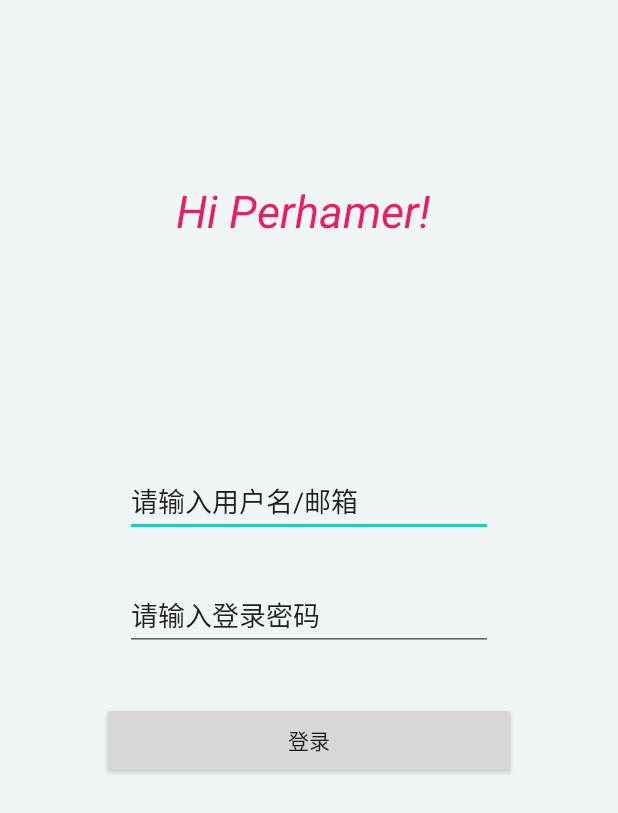
After one commit to perhamer/My_Android, an Android app: the LoginActivity screen opened directly, with no data from a screen before it, on a phone screen of 412 x 824 dp. The commit adds this screen. Shown: the top 813 px of the screen. Run offline under Robolectric (Android 15) with nearby library versions, the phone set to English and light mode, and no system bars.

Commit message:
activity跳转

```diff
--- a/app/build.gradle
+++ b/app/build.gradle
@@ -14,7 +14,7 @@ android {
         minSdkVersion 15
         targetSdkVersion 30
         versionCode 1
-        versionName "1.0"
+        versionName "1.0.0"
 
         testInstrumentationRunner "androidx.test.runner.AndroidJUnitRunner"
     }
--- a/app/src/main/AndroidManifest.xml
+++ b/app/src/main/AndroidManifest.xml
@@ -3,10 +3,10 @@
           package="com.perhamer.MyAndroid">
 
     <application
-            android:allowBackup="true"
-            android:icon="@mipmap/ic_launcher"
+            android:allowBackup="false"
+            android:icon="@mipmap/test"
             android:label="@string/app_name"
-            android:roundIcon="@mipmap/ic_launcher_round"
+            android:roundIcon="@mipmap/test"
             android:supportsRtl="true"
             android:theme="@style/AppTheme">
         <activity android:name=".MainActivity">
@@ -16,6 +16,13 @@
                 <category android:name="android.intent.category.LAUNCHER"/>
             </intent-filter>
         </activity>
+        <activity android:name=".LoginActivity">
+            <intent-filter>
+                <action android:name="android.intent.action.MAIN"/>
+
+                <category android:name="android.intent.category."/>
+            </intent-filter>
+        </activity>
     </application>
 
 </manifest>
--- /dev/null
+++ b/app/src/main/java/com/perhamer/MyAndroid/LoginActivity.java
@@ -0,0 +1,27 @@
+package com.perhamer.MyAndroid;
+
+import android.app.Activity;
+import android.os.Bundle;
+import android.text.Layout;
+import android.view.View;
+import android.widget.Button;
+import androidx.annotation.Nullable;
+
+/**
+ * @Author Perhamer
+ * @Date 2021/4/3
+ */
+public class LoginActivity extends Activity {
+
+    private final View.OnClickListener loginListener = v -> {
+
+    };
+
+    @Override
+    protected void onCreate(@Nullable Bundle savedInstanceState) {
+        super.onCreate(savedInstanceState);
+        setContentView(R.layout.activity_login);
+        findViewById(R.id.loginBtn).setOnClickListener(loginListener);
+    }
+
+}
--- a/app/src/main/java/com/perhamer/MyAndroid/MainActivity.java
+++ b/app/src/main/java/com/perhamer/MyAndroid/MainActivity.java
@@ -1,14 +1,23 @@
 package com.perhamer.MyAndroid;
 
+import android.content.Intent;
+import android.view.View;
+import android.widget.Toast;
 import androidx.appcompat.app.AppCompatActivity;
 import android.os.Bundle;
 
 public class MainActivity extends AppCompatActivity {
 
+    private final View.OnClickListener onClickLogin = v -> {
+        startActivity(new Intent(MainActivity.this, LoginActivity.class));
+    };
+
+
     @Override
     protected void onCreate(Bundle savedInstanceState) {
         super.onCreate(savedInstanceState);
         setContentView(R.layout.activity_main);
-
+        findViewById(R.id.loginBtn).setOnClickListener(onClickLogin);
+        findViewById(R.id.registerBtn).setOnClickListener(v -> Toast.makeText(MainActivity.this,"服务器开小差啦！",Toast.LENGTH_SHORT).show());
     }
 }
--- /dev/null
+++ b/app/src/main/res/layout/activity_login.xml
@@ -0,0 +1,79 @@
+<?xml version="1.0" encoding="utf-8"?>
+<androidx.constraintlayout.widget.ConstraintLayout xmlns:android="http://schemas.android.com/apk/res/android"
+                                                   xmlns:app="http://schemas.android.com/apk/res-auto"
+                                                   xmlns:tools="http://schemas.android.com/tools"
+                                                   android:layout_width="match_parent"
+                                                   android:layout_height="match_parent"
+                                                   android:background="@color/loginBackGroundColor"
+        >
+
+    <TextView
+            android:id="@+id/textView5"
+            android:layout_width="178dp"
+            android:layout_height="40dp"
+            android:text="@string/hiLogo"
+            android:textColor="@color/PerColor"
+            android:textSize="30sp"
+            android:textStyle="italic"
+            android:typeface="sans"
+            app:layout_constraintTop_toTopOf="parent"
+            app:layout_constraintStart_toStartOf="@+id/guideline2"
+            app:layout_constraintEnd_toStartOf="@+id/guideline2"
+            app:layout_constraintHorizontal_bias="0.505"
+            android:layout_marginTop="120dp"/>
+
+    <Button
+            android:text="@string/loginBtn"
+            android:layout_width="276dp"
+            android:layout_height="51dp"
+            android:id="@+id/loginBtn"
+            app:layout_constraintStart_toStartOf="@+id/guideline2"
+            app:layout_constraintHorizontal_bias="0.503"
+            app:layout_constraintEnd_toStartOf="@+id/guideline2"
+            app:layout_constraintBottom_toBottomOf="parent"
+            app:layout_constraintTop_toBottomOf="@+id/loginPassInput"
+            app:layout_constraintVertical_bias="0.1"/>
+
+    <EditText
+            android:layout_width="245dp"
+            android:layout_height="44dp"
+            android:inputType="textPersonName"
+            android:text="@string/loginUserNameInputPlace"
+            android:ems="10"
+            android:id="@+id/loginUserNameInput"
+            app:layout_constraintBottom_toTopOf="@+id/loginPassInput"
+            android:layout_marginBottom="32dp"
+            app:layout_constraintTop_toBottomOf="@+id/textView5"
+            app:layout_constraintEnd_toStartOf="@+id/guideline2"
+            app:layout_constraintVertical_bias="1.0"
+            app:layout_constraintStart_toStartOf="@+id/guideline2"
+            app:layout_constraintHorizontal_bias="0.5"
+            android:textAppearance="@style/TextAppearance.AppCompat.Medium"
+            style="@style/Widget.AppCompat.EditText"
+            android:textAllCaps="false"
+            tools:ignore="LabelFor"
+            android:autofillHints=""/>
+
+    <EditText
+            android:layout_width="245dp"
+            android:layout_height="44dp"
+            android:inputType="textPersonName"
+            android:text="@string/loginPassInputPlace"
+            android:ems="10"
+            android:id="@+id/loginPassInput"
+            app:layout_constraintTop_toTopOf="parent"
+            app:layout_constraintStart_toStartOf="@+id/guideline2"
+            app:layout_constraintBottom_toBottomOf="parent"
+            app:layout_constraintEnd_toStartOf="@+id/guideline2"
+            app:layout_constraintHorizontal_bias="0.5"
+            app:layout_constraintVertical_bias="0.5"
+            tools:ignore="LabelFor"
+            android:autofillHints=""/>
+
+    <androidx.constraintlayout.widget.Guideline
+            android:layout_width="wrap_content"
+            android:layout_height="wrap_content"
+            android:id="@+id/guideline2"
+            android:orientation="vertical"
+            app:layout_constraintGuide_percent="0.5"/>
+</androidx.constraintlayout.widget.ConstraintLayout>
--- a/app/src/main/res/layout/activity_main.xml
+++ b/app/src/main/res/layout/activity_main.xml
@@ -23,7 +23,7 @@
         app:layout_constraintVertical_bias="0.34" />
 
     <Button
-        android:id="@+id/button"
+        android:id="@+id/loginBtn"
         android:layout_width="wrap_content"
         android:layout_height="wrap_content"
         android:layout_marginEnd="20dp"
@@ -41,13 +41,13 @@
         app:layout_constraintGuide_percent="0.5" />
 
     <Button
-        android:id="@+id/button2"
+        android:id="@+id/registerBtn"
         android:layout_width="wrap_content"
         android:layout_height="wrap_content"
         android:layout_marginStart="20dp"
         android:layout_marginLeft="20dp"
         android:text="@string/register"
-        app:layout_constraintBottom_toBottomOf="@+id/button"
+        app:layout_constraintBottom_toBottomOf="@+id/loginBtn"
         app:layout_constraintStart_toStartOf="@+id/guideline" />
 
 </androidx.constraintlayout.widget.ConstraintLayout>
--- a/app/src/main/res/values/colors.xml
+++ b/app/src/main/res/values/colors.xml
@@ -3,4 +3,6 @@
     <color name="colorPrimary">#6200EE</color>
     <color name="colorPrimaryDark">#3700B3</color>
     <color name="colorAccent">#03DAC5</color>
+    <color name="loginBackGroundColor">#33C6E6E8</color>
+    <color name="PerColor">#E91E63</color>
 </resources>
--- a/app/src/main/res/values/strings.xml
+++ b/app/src/main/res/values/strings.xml
@@ -1,8 +1,13 @@
 <resources>
-    <string name="app_name">MyAndroid</string>
+    <string name="app_name">极印</string>
     <string name="button">Button</string>
     <string name="textView">TextView</string>
     <string name="register">注册</string>
     <string name="login">登录</string>
     <string name="hiLogo">Hi&#160;Perhamer!</string>
+    <string name="loginUserNameText">用户名</string>
+    <string name="loginPassText">密码</string>
+    <string name="loginUserNameInputPlace">请输入用户名/邮箱</string>
+    <string name="loginPassInputPlace">请输入登录密码</string>
+    <string name="loginBtn">登录</string>
 </resources>
```
Also changed, not shown: app/src/main/res/mipmap-hdpi/test.jpg (added), app/src/main/res/mipmap-mdpi/test.jpg (added), app/src/main/res/mipmap-xhdpi/test.jpg (added), app/src/main/res/mipmap-xxhdpi/test.jpg (added), app/src/main/res/mipmap-xxxhdpi/test.jpg (added).
